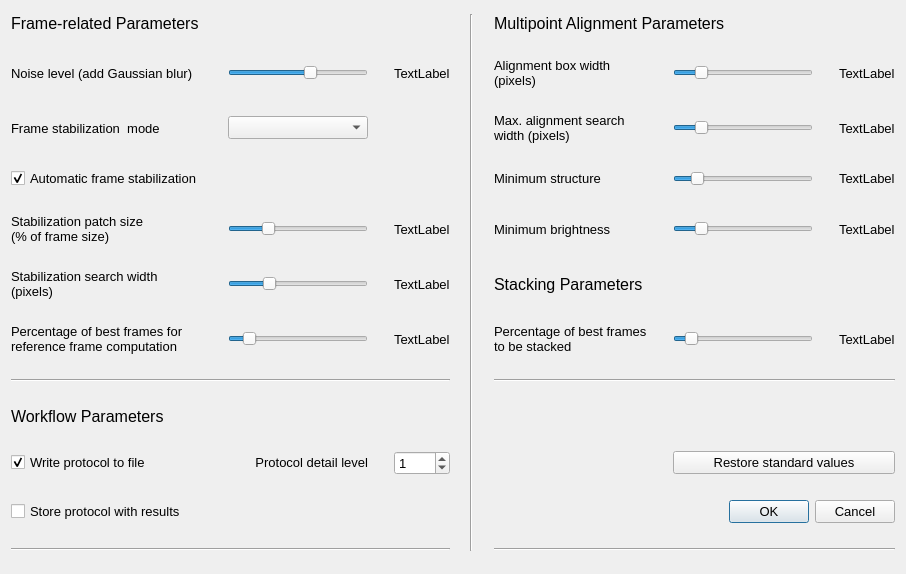
Rolf-Hempel/PlanetarySystemStacker, file Source/parameter_configuration.ui: the form before one commit.
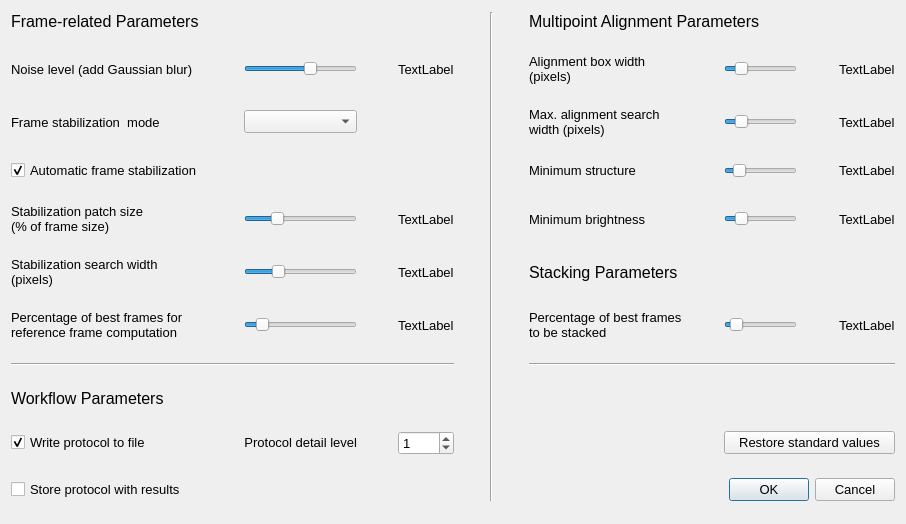
The form after the commit.

Commit message: Last night's changes (configuration management finished)

Patch:
```diff
--- a/Source/parameter_configuration.ui
+++ b/Source/parameter_configuration.ui
@@ -7,7 +7,7 @@
     <x>0</x>
     <y>0</y>
     <width>906</width>
-    <height>574</height>
+    <height>524</height>
    </rect>
   </property>
   <property name="font">
@@ -18,10 +18,226 @@
   <property name="windowTitle">
    <string>Parameter Configuration</string>
   </property>
-  <layout class="QGridLayout" name="GridLayout" columnstretch="5,1,10,1,3,1,1,1,5,1,10,1,3">
+  <layout class="QGridLayout" name="GridLayout" columnstretch="5,0,0,0,0,0,0,0,0,0,0,0,0">
    <property name="verticalSpacing">
     <number>22</number>
    </property>
+   <item row="4" column="4">
+    <widget class="QLabel" name="afrsf_label_display">
+     <property name="text">
+      <string>TextLabel</string>
+     </property>
+    </widget>
+   </item>
+   <item row="3" column="8">
+    <widget class="QLabel" name="apst_label_parameter">
+     <property name="toolTip">
+      <string>In the automatic construction of alignment point grids, points are discarded if there is too little local structure.
+Higher values result in more points to be discarded. If the value is too low, unreliable alignment points are included.</string>
+     </property>
+     <property name="text">
+      <string>Minimum structure</string>
+     </property>
+    </widget>
+   </item>
+   <item row="7" column="0" colspan="5">
+    <widget class="Line" name="line_2">
+     <property name="orientation">
+      <enum>Qt::Horizontal</enum>
+     </property>
+    </widget>
+   </item>
+   <item row="6" column="0">
+    <widget class="QLabel" name="afafp_label_parameter">
+     <property name="toolTip">
+      <string>The reference frame for the multipoint alignment is computed as the average of the best frames. This value specifies the number of frames to be used.</string>
+     </property>
+     <property name="text">
+      <string>Percentage of best frames for
+reference frame computation</string>
+     </property>
+    </widget>
+   </item>
+   <item row="1" column="11">
+    <spacer name="horizontalSpacer_5">
+     <property name="orientation">
+      <enum>Qt::Horizontal</enum>
+     </property>
+     <property name="sizeHint" stdset="0">
+      <size>
+       <width>40</width>
+       <height>20</height>
+      </size>
+     </property>
+    </spacer>
+   </item>
+   <item row="4" column="10">
+    <widget class="QSlider" name="apbt_slider_value">
+     <property name="minimum">
+      <number>2</number>
+     </property>
+     <property name="maximum">
+      <number>50</number>
+     </property>
+     <property name="singleStep">
+      <number>2</number>
+     </property>
+     <property name="pageStep">
+      <number>2</number>
+     </property>
+     <property name="value">
+      <number>10</number>
+     </property>
+     <property name="orientation">
+      <enum>Qt::Horizontal</enum>
+     </property>
+    </widget>
+   </item>
+   <item row="1" column="2">
+    <widget class="QSlider" name="fgw_slider_value">
+     <property name="minimum">
+      <number>1</number>
+     </property>
+     <property name="maximum">
+      <number>6</number>
+     </property>
+     <property name="singleStep">
+      <number>1</number>
+     </property>
+     <property name="pageStep">
+      <number>1</number>
+     </property>
+     <property name="value">
+      <number>4</number>
+     </property>
+     <property name="sliderPosition">
+      <number>4</number>
+     </property>
+     <property name="orientation">
+      <enum>Qt::Horizontal</enum>
+     </property>
+    </widget>
+   </item>
+   <item row="1" column="1">
+    <spacer name="horizontalSpacer">
+     <property name="orientation">
+      <enum>Qt::Horizontal</enum>
+     </property>
+     <property name="sizeHint" stdset="0">
+      <size>
+       <width>40</width>
+       <height>20</height>
+      </size>
+     </property>
+    </spacer>
+   </item>
+   <item row="1" column="9">
+    <spacer name="horizontalSpacer_6">
+     <property name="orientation">
+      <enum>Qt::Horizontal</enum>
+     </property>
+     <property name="sizeHint" stdset="0">
+      <size>
+       <width>40</width>
+       <height>20</height>
+      </size>
+     </property>
+    </spacer>
+   </item>
+   <item row="9" column="4">
+    <widget class="QSpinBox" name="gppl_spinBox">
+     <property name="maximum">
+      <number>2</number>
+     </property>
+     <property name="value">
+      <number>1</number>
+     </property>
+    </widget>
+   </item>
+   <item row="10" column="0">
+    <widget class="QCheckBox" name="gpspwr_checkBox">
+     <property name="toolTip">
+      <string>Check this option if only rigid transformation should be applied to the color image.
+Usually this leads to a less accurate match.</string>
+     </property>
+     <property name="text">
+      <string>Store protocol with results</string>
+     </property>
+    </widget>
+   </item>
+   <item row="4" column="8">
+    <widget class="QLabel" name="apbt_label_parameter">
+     <property name="toolTip">
+      <string>In the automatic construction of alignment point grids, points are discarded if no pixels in the surrounding box are bright enough.
+Higher values result in more points to be discarded. If the value is too low, unreliable alignment points are included.</string>
+     </property>
+     <property name="text">
+      <string>Minimum brightness</string>
+     </property>
+    </widget>
+   </item>
+   <item row="8" column="0">
+    <widget class="QLabel" name="label_4">
+     <property name="sizePolicy">
+      <sizepolicy hsizetype="Preferred" vsizetype="Fixed">
+       <horstretch>0</horstretch>
+       <verstretch>0</verstretch>
+      </sizepolicy>
+     </property>
+     <property name="font">
+      <font>
+       <pointsize>12</pointsize>
+      </font>
+     </property>
+     <property name="toolTip">
+      <string>With these parameters parts of the computing workflow can be skipped.</string>
+     </property>
+     <property name="text">
+      <string>Workflow Parameters</string>
+     </property>
+    </widget>
+   </item>
+   <item row="4" column="12">
+    <widget class="QLabel" name="apbt_label_display">
+     <property name="text">
+      <string>TextLabel</string>
+     </property>
+    </widget>
+   </item>
+   <item row="4" column="0">
+    <widget class="QLabel" name="afrsf_label_parameter">
+     <property name="toolTip">
+      <string>Only for &quot;Surface&quot; mode: Size of the stabilization patch relative to the frame size.</string>
+     </property>
+     <property name="text">
+      <string>Stabilization patch size
+(% of frame size)</string>
+     </property>
+    </widget>
+   </item>
+   <item row="6" column="12">
+    <widget class="QLabel" name="apfp_label_display">
+     <property name="text">
+      <string>TextLabel</string>
+     </property>
+    </widget>
+   </item>
+   <item row="9" column="2">
+    <widget class="QLabel" name="gppl_label_parameter">
+     <property name="sizePolicy">
+      <sizepolicy hsizetype="Preferred" vsizetype="Fixed">
+       <horstretch>0</horstretch>
+       <verstretch>0</verstretch>
+      </sizepolicy>
+     </property>
+     <property name="text">
+      <string>Protocol detail level</string>
+     </property>
+     <property name="alignment">
+      <set>Qt::AlignRight|Qt::AlignTrailing|Qt::AlignVCenter</set>
+     </property>
+    </widget>
+   </item>
    <item row="6" column="10">
     <widget class="QSlider" name="apfp_slider_value">
      <property name="minimum">
@@ -63,37 +279,6 @@
      </property>
     </widget>
    </item>
-   <item row="6" column="8">
-    <widget class="QLabel" name="apfp_label_parameter">
-     <property name="toolTip">
-      <string>At each alignment point the same number of frames are stacked.
-This value specifies this number relative to the total number of frames.</string>
-     </property>
-     <property name="text">
-      <string>Percentage of best frames
-to be stacked</string>
-     </property>
-    </widget>
-   </item>
-   <item row="3" column="10">
-    <widget class="QSlider" name="apst_slider_value">
-     <property name="minimum">
-      <number>1</number>
-     </property>
-     <property name="maximum">
-      <number>30</number>
-     </property>
-     <property name="pageStep">
-      <number>5</number>
-     </property>
-     <property name="value">
-      <number>5</number>
-     </property>
-     <property name="orientation">
-      <enum>Qt::Horizontal</enum>
-     </property>
-    </widget>
-   </item>
    <item row="1" column="3">
     <spacer name="horizontalSpacer_2">
      <property name="orientation">
@@ -107,6 +292,13 @@
      </property>
     </spacer>
    </item>
+   <item row="3" column="12">
+    <widget class="QLabel" name="apst_label_display">
+     <property name="text">
+      <string>TextLabel</string>
+     </property>
+    </widget>
+   </item>
    <item row="0" column="0" colspan="5">
     <widget class="QLabel" name="label">
      <property name="sizePolicy">
@@ -131,13 +323,6 @@
      </property>
     </widget>
    </item>
-   <item row="3" column="12">
-    <widget class="QLabel" name="apst_label_display">
-     <property name="text">
-      <string>TextLabel</string>
-     </property>
-    </widget>
-   </item>
    <item row="9" column="0">
     <widget class="QCheckBox" name="gpwptf_checkBox">
      <property name="toolTip">
@@ -152,179 +337,30 @@
      </property>
     </widget>
    </item>
-   <item row="1" column="9">
-    <spacer name="horizontalSpacer_6">
-     <property name="orientation">
-      <enum>Qt::Horizontal</enum>
-     </property>
-     <property name="sizeHint" stdset="0">
-      <size>
-       <width>40</width>
-       <height>20</height>
-      </size>
-     </property>
-    </spacer>
-   </item>
-   <item row="1" column="11">
-    <spacer name="horizontalSpacer_5">
-     <property name="orientation">
-      <enum>Qt::Horizontal</enum>
-     </property>
-     <property name="sizeHint" stdset="0">
-      <size>
-       <width>40</width>
-       <height>20</height>
-      </size>
-     </property>
-    </spacer>
-   </item>
-   <item row="10" column="0">
-    <widget class="QCheckBox" name="gpspwr_checkBox">
-     <property name="toolTip">
-      <string>Check this option if only rigid transformation should be applied to the color image.
-Usually this leads to a less accurate match.</string>
-     </property>
-     <property name="text">
-      <string>Store protocol with results</string>
-     </property>
-    </widget>
-   </item>
-   <item row="4" column="10">
-    <widget class="QSlider" name="apbt_slider_value">
+   <item row="3" column="10">
+    <widget class="QSlider" name="apst_slider_value">
      <property name="minimum">
-      <number>2</number>
-     </property>
-     <property name="maximum">
-      <number>50</number>
-     </property>
-     <property name="singleStep">
-      <number>2</number>
-     </property>
-     <property name="pageStep">
-      <number>2</number>
-     </property>
-     <property name="value">
-      <number>10</number>
-     </property>
-     <property name="orientation">
-      <enum>Qt::Horizontal</enum>
-     </property>
-    </widget>
-   </item>
-   <item row="7" column="0" colspan="5">
-    <widget class="Line" name="line_2">
-     <property name="orientation">
-      <enum>Qt::Horizontal</enum>
-     </property>
-    </widget>
-   </item>
-   <item row="6" column="0">
-    <widget class="QLabel" name="afafp_label_parameter">
-     <property name="toolTip">
-      <string>The reference frame for the multipoint alignment is computed as the average of the best frames. This value specifies the number of frames to be used.</string>
-     </property>
-     <property name="text">
-      <string>Percentage of best frames for
-reference frame computation</string>
-     </property>
-    </widget>
-   </item>
-   <item row="9" column="4">
-    <widget class="QSpinBox" name="gppl_spinBox">
-     <property name="maximum">
-      <number>2</number>
-     </property>
-     <property name="value">
       <number>1</number>
      </property>
-    </widget>
-   </item>
-   <item row="6" column="12">
-    <widget class="QLabel" name="apfp_label_display">
-     <property name="text">
-      <string>TextLabel</string>
-     </property>
-    </widget>
-   </item>
-   <item row="4" column="12">
-    <widget class="QLabel" name="apbt_label_display">
-     <property name="text">
-      <string>TextLabel</string>
-     </property>
-    </widget>
-   </item>
-   <item row="1" column="2">
-    <widget class="QSlider" name="fgw_slider_value">
-     <property name="minimum">
-      <number>1</number>
-     </property>
      <property name="maximum">
-      <number>6</number>
+      <number>30</number>
      </property>
      <property name="singleStep">
       <number>1</number>
      </property>
      <property name="pageStep">
-      <number>1</number>
+      <number>5</number>
      </property>
      <property name="value">
-      <number>4</number>
+      <number>5</number>
      </property>
-     <property name="sliderPosition">
-      <number>4</number>
-     </property>
      <property name="orientation">
       <enum>Qt::Horizontal</enum>
      </property>
     </widget>
    </item>
-   <item row="9" column="2">
-    <widget class="QLabel" name="gppl_label_parameter">
-     <property name="sizePolicy">
-      <sizepolicy hsizetype="Preferred" vsizetype="Fixed">
-       <horstretch>0</horstretch>
-       <verstretch>0</verstretch>
-      </sizepolicy>
-     </property>
-     <property name="text">
-      <string>Protocol detail level</string>
-     </property>
-     <property name="alignment">
-      <set>Qt::AlignRight|Qt::AlignTrailing|Qt::AlignVCenter</set>
-     </property>
-    </widget>
-   </item>
-   <item row="4" column="8">
-    <widget class="QLabel" name="apbt_label_parameter">
-     <property name="toolTip">
-      <string>In the automatic construction of alignment point grids, points are discarded if no pixels in the surrounding box are bright enough.
-Higher values result in more points to be discarded. If the value is too low, unreliable alignment points are included.</string>
-     </property>
-     <property name="text">
-      <string>Minimum brightness</string>
-     </property>
-    </widget>
-   </item>
-   <item row="3" column="8">
-    <widget class="QLabel" name="apst_label_parameter">
-     <property name="toolTip">
-      <string>In the automatic construction of alignment point grids, points are discarded if there is too little local structure.
-Higher values result in more points to be discarded. If the value is too low, unreliable alignment points are included.</string>
-     </property>
-     <property name="text">
-      <string>Minimum structure</string>
-     </property>
-    </widget>
-   </item>
-   <item row="4" column="4">
-    <widget class="QLabel" name="afrsf_label_display">
-     <property name="text">
-      <string>TextLabel</string>
-     </property>
-    </widget>
-   </item>
-   <item row="1" column="1">
-    <spacer name="horizontalSpacer">
+   <item row="1" column="7">
+    <spacer name="horizontalSpacer_4">
      <property name="orientation">
       <enum>Qt::Horizontal</enum>
      </property>
@@ -336,50 +372,6 @@
      </property>
     </spacer>
    </item>
-   <item row="4" column="0">
-    <widget class="QLabel" name="afrsf_label_parameter">
-     <property name="toolTip">
-      <string>Only for &quot;Surface&quot; mode: Size of the stabilization patch relative to the frame size.</string>
-     </property>
-     <property name="text">
-      <string>Stabilization patch size
-(% of frame size)</string>
-     </property>
-    </widget>
-   </item>
-   <item row="8" column="0">
-    <widget class="QLabel" name="label_4">
-     <property name="sizePolicy">
-      <sizepolicy hsizetype="Preferred" vsizetype="Fixed">
-       <horstretch>0</horstretch>
-       <verstretch>0</verstretch>
-      </sizepolicy>
-     </property>
-     <property name="font">
-      <font>
-       <pointsize>12</pointsize>
-      </font>
-     </property>
-     <property name="toolTip">
-      <string>With these parameters parts of the computing workflow can be skipped.</string>
-     </property>
-     <property name="text">
-      <string>Workflow Parameters</string>
-     </property>
-    </widget>
-   </item>
-   <item row="2" column="0">
-    <widget class="QLabel" name="afm_label_parameter">
-     <property name="toolTip">
-      <string>All frames have to be globally aligned with each other before stacking. Two modes are supported: &quot;Surface&quot; and &quot;Planetary&quot;.
-In &quot;Surface&quot; mode (moon, sun) a patch with sufficient local contrast is used for image registration.
-In &quot;Planetary&quot; mode, the &quot;centers of gravity&quot; of all frames are registered with each other.</string>
-     </property>
-     <property name="text">
-      <string>Frame stabilization  mode</string>
-     </property>
-    </widget>
-   </item>
    <item row="0" column="8" colspan="5">
     <widget class="QLabel" name="label_2">
      <property name="sizePolicy">
@@ -413,18 +405,17 @@
      </property>
     </widget>
    </item>
-   <item row="1" column="7">
-    <spacer name="horizontalSpacer_4">
-     <property name="orientation">
-      <enum>Qt::Horizontal</enum>
+   <item row="2" column="0">
+    <widget class="QLabel" name="afm_label_parameter">
+     <property name="toolTip">
+      <string>All frames have to be globally aligned with each other before stacking. Two modes are supported: &quot;Surface&quot; and &quot;Planetary&quot;.
+In &quot;Surface&quot; mode (moon, sun) a patch with sufficient local contrast is used for image registration.
+In &quot;Planetary&quot; mode, the &quot;centers of gravity&quot; of all frames are registered with each other.</string>
      </property>
-     <property name="sizeHint" stdset="0">
-      <size>
-       <width>40</width>
-       <height>20</height>
-      </size>
+     <property name="text">
+      <string>Frame stabilization  mode</string>
      </property>
-    </spacer>
+    </widget>
    </item>
    <item row="1" column="8">
     <widget class="QLabel" name="aphbw_label_parameter">
@@ -438,24 +429,10 @@
      </property>
     </widget>
    </item>
-   <item row="2" column="12">
-    <widget class="QLabel" name="apsw_label_display">
-     <property name="text">
-      <string>TextLabel</string>
-     </property>
-    </widget>
-   </item>
-   <item row="1" column="4">
-    <widget class="QLabel" name="fgw_label_display">
-     <property name="text">
-      <string>TextLabel</string>
-     </property>
-    </widget>
-   </item>
-   <item row="2" column="10">
-    <widget class="QSlider" name="apsw_slider_value">
+   <item row="6" column="2">
+    <widget class="QSlider" name="afafp_slider_value">
      <property name="minimum">
-      <number>6</number>
+      <number>3</number>
      </property>
      <property name="maximum">
       <number>30</number>
@@ -464,162 +441,23 @@
       <number>2</number>
      </property>
      <property name="pageStep">
-      <number>2</number>
+      <number>3</number>
      </property>
      <property name="value">
-      <number>10</number>
+      <number>6</number>
      </property>
      <property name="orientation">
       <enum>Qt::Horizontal</enum>
      </property>
     </widget>
    </item>
-   <item row="1" column="12">
-    <widget class="QLabel" name="aphbw_label_display">
-     <property name="text">
-      <string>TextLabel</string>
-     </property>
-    </widget>
-   </item>
-   <item row="2" column="8">
-    <widget class="QLabel" name="apsw_label_parameter">
+   <item row="9" column="10" colspan="3">
+    <widget class="QPushButton" name="restore_standard_values">
      <property name="toolTip">
       <string>Maximum allowed local warp per coordinate direction.</string>
      </property>
      <property name="text">
-      <string>Max. alignment search
-width (pixels)</string>
-     </property>
-    </widget>
-   </item>
-   <item row="0" column="6" rowspan="12">
-    <widget class="Line" name="line">
-     <property name="orientation">
-      <enum>Qt::Vertical</enum>
-     </property>
-    </widget>
-   </item>
-   <item row="6" column="4">
-    <widget class="QLabel" name="afafp_label_display">
-     <property name="text">
-      <string>TextLabel</string>
-     </property>
-    </widget>
-   </item>
-   <item row="11" column="8" colspan="5">
-    <widget class="Line" name="line_5">
-     <property name="orientation">
-      <enum>Qt::Horizontal</enum>
-     </property>
-    </widget>
-   </item>
-   <item row="3" column="0">
-    <widget class="QCheckBox" name="afa_checkBox">
-     <property name="toolTip">
-      <string>Only for &quot;Surface&quot; mode: Identify frame stabilization patch automatically.</string>
-     </property>
-     <property name="text">
-      <string>Automatic frame stabilization</string>
-     </property>
-     <property name="checked">
-      <bool>true</bool>
-     </property>
-    </widget>
-   </item>
-   <item row="5" column="8" colspan="2">
-    <widget class="QLabel" name="label_8">
-     <property name="font">
-      <font>
-       <pointsize>12</pointsize>
-      </font>
-     </property>
-     <property name="text">
-      <string>Stacking Parameters</string>
-     </property>
-    </widget>
-   </item>
-   <item row="1" column="5">
-    <spacer name="horizontalSpacer_3">
-     <property name="orientation">
-      <enum>Qt::Horizontal</enum>
-     </property>
-     <property name="sizeHint" stdset="0">
-      <size>
-       <width>40</width>
-       <height>20</height>
-      </size>
-     </property>
-    </spacer>
-   </item>
-   <item row="7" column="8" colspan="5">
-    <widget class="Line" name="line_3">
-     <property name="orientation">
-      <enum>Qt::Horizontal</enum>
-     </property>
-    </widget>
-   </item>
-   <item row="5" column="0">
-    <widget class="QLabel" name="afsw_label_parameter">
-     <property name="toolTip">
-      <string>Only for &quot;Surface&quot; mode: Maximum allowed shift of consecutive frames per coordinate direction in pixels.</string>
-     </property>
-     <property name="text">
-      <string>Stabilization search width
-(pixels)</string>
-     </property>
-    </widget>
-   </item>
-   <item row="4" column="2">
-    <widget class="QSlider" name="afrsf_slider_value">
-     <property name="minimum">
-      <number>5</number>
-     </property>
-     <property name="maximum">
-      <number>80</number>
-     </property>
-     <property name="singleStep">
-      <number>5</number>
-     </property>
-     <property name="pageStep">
-      <number>5</number>
-     </property>
-     <property name="value">
-      <number>25</number>
-     </property>
-     <property name="sliderPosition">
-      <number>25</number>
-     </property>
-     <property name="orientation">
-      <enum>Qt::Horizontal</enum>
-     </property>
-    </widget>
-   </item>
-   <item row="5" column="4">
-    <widget class="QLabel" name="afsw_label_display">
-     <property name="text">
-      <string>TextLabel</string>
-     </property>
-    </widget>
-   </item>
-   <item row="5" column="2">
-    <widget class="QSlider" name="afsw_slider_value">
-     <property name="minimum">
-      <number>5</number>
-     </property>
-     <property name="maximum">
-      <number>60</number>
-     </property>
-     <property name="singleStep">
-      <number>5</number>
-     </property>
-     <property name="pageStep">
-      <number>5</number>
-     </property>
-     <property name="value">
-      <number>20</number>
-     </property>
-     <property name="orientation">
-      <enum>Qt::Horizontal</enum>
+      <string>Restore standard values</string>
      </property>
     </widget>
    </item>
@@ -636,20 +474,174 @@
      </property>
     </widget>
    </item>
-   <item row="11" column="0" colspan="5">
-    <widget class="Line" name="line_4">
+   <item row="5" column="2">
+    <widget class="QSlider" name="afsw_slider_value">
+     <property name="minimum">
+      <number>5</number>
+     </property>
+     <property name="maximum">
+      <number>60</number>
+     </property>
+     <property name="singleStep">
+      <number>5</number>
+     </property>
+     <property name="pageStep">
+      <number>5</number>
+     </property>
+     <property name="value">
+      <number>20</number>
+     </property>
      <property name="orientation">
       <enum>Qt::Horizontal</enum>
      </property>
     </widget>
    </item>
-   <item row="9" column="10" colspan="3">
-    <widget class="QPushButton" name="restore_standard_values">
+   <item row="5" column="4">
+    <widget class="QLabel" name="afsw_label_display">
+     <property name="text">
+      <string>TextLabel</string>
+     </property>
+    </widget>
+   </item>
+   <item row="4" column="2">
+    <widget class="QSlider" name="afrsf_slider_value">
+     <property name="minimum">
+      <number>5</number>
+     </property>
+     <property name="maximum">
+      <number>80</number>
+     </property>
+     <property name="singleStep">
+      <number>5</number>
+     </property>
+     <property name="pageStep">
+      <number>5</number>
+     </property>
+     <property name="value">
+      <number>25</number>
+     </property>
+     <property name="sliderPosition">
+      <number>25</number>
+     </property>
+     <property name="orientation">
+      <enum>Qt::Horizontal</enum>
+     </property>
+    </widget>
+   </item>
+   <item row="5" column="0">
+    <widget class="QLabel" name="afsw_label_parameter">
      <property name="toolTip">
       <string>Reset parameters to original values. In most cases they should give satisfactory results.</string>
      </property>
      <property name="text">
-      <string>Restore standard values</string>
+      <string>Stabilization search width
+(pixels)</string>
+     </property>
+    </widget>
+   </item>
+   <item row="7" column="8" colspan="5">
+    <widget class="Line" name="line_3">
+     <property name="orientation">
+      <enum>Qt::Horizontal</enum>
+     </property>
+    </widget>
+   </item>
+   <item row="1" column="5">
+    <spacer name="horizontalSpacer_3">
+     <property name="orientation">
+      <enum>Qt::Horizontal</enum>
+     </property>
+     <property name="sizeHint" stdset="0">
+      <size>
+       <width>40</width>
+       <height>20</height>
+      </size>
+     </property>
+    </spacer>
+   </item>
+   <item row="5" column="8" colspan="2">
+    <widget class="QLabel" name="label_8">
+     <property name="font">
+      <font>
+       <pointsize>12</pointsize>
+      </font>
+     </property>
+     <property name="text">
+      <string>Stacking Parameters</string>
+     </property>
+    </widget>
+   </item>
+   <item row="3" column="0">
+    <widget class="QCheckBox" name="afa_checkBox">
+     <property name="toolTip">
+      <string>Only for &quot;Surface&quot; mode: Identify frame stabilization patch automatically.</string>
+     </property>
+     <property name="text">
+      <string>Automatic frame stabilization</string>
+     </property>
+     <property name="checked">
+      <bool>true</bool>
+     </property>
+    </widget>
+   </item>
+   <item row="6" column="4">
+    <widget class="QLabel" name="afafp_label_display">
+     <property name="text">
+      <string>TextLabel</string>
+     </property>
+    </widget>
+   </item>
+   <item row="2" column="8">
+    <widget class="QLabel" name="apsw_label_parameter">
+     <property name="toolTip">
+      <string>Maximum allowed local warp per coordinate direction.</string>
+     </property>
+     <property name="text">
+      <string>Max. alignment search
+width (pixels)</string>
+     </property>
+    </widget>
+   </item>
+   <item row="1" column="12">
+    <widget class="QLabel" name="aphbw_label_display">
+     <property name="text">
+      <string>TextLabel</string>
+     </property>
+    </widget>
+   </item>
+   <item row="2" column="10">
+    <widget class="QSlider" name="apsw_slider_value">
+     <property name="minimum">
+      <number>6</number>
+     </property>
+     <property name="maximum">
+      <number>30</number>
+     </property>
+     <property name="singleStep">
+      <number>2</number>
+     </property>
+     <property name="pageStep">
+      <number>2</number>
+     </property>
+     <property name="value">
+      <number>10</number>
+     </property>
+     <property name="orientation">
+      <enum>Qt::Horizontal</enum>
+     </property>
+    </widget>
+   </item>
+   <item row="1" column="4">
+    <widget class="QLabel" name="fgw_label_display">
+     <property name="text">
+      <string>TextLabel</string>
+     </property>
+    </widget>
+   </item>
+   <item row="2" column="12">
+    <widget class="QLabel" name="apsw_label_display">
+     <property name="text">
+      <string>TextLabel</string>
      </property>
     </widget>
    </item>
@@ -660,25 +652,22 @@
      </property>
     </widget>
    </item>
-   <item row="6" column="2">
-    <widget class="QSlider" name="afafp_slider_value">
-     <property name="minimum">
-      <number>3</number>
+   <item row="6" column="8">
+    <widget class="QLabel" name="apfp_label_parameter">
+     <property name="toolTip">
+      <string>At each alignment point the same number of frames are stacked.
+This value specifies this number relative to the total number of frames.</string>
      </property>
-     <property name="maximum">
-      <number>30</number>
+     <property name="text">
+      <string>Percentage of best frames
+to be stacked</string>
      </property>
-     <property name="singleStep">
-      <number>3</number>
-     </property>
-     <property name="pageStep">
-      <number>3</number>
-     </property>
-     <property name="value">
-      <number>6</number>
-     </property>
+    </widget>
+   </item>
+   <item row="0" column="6" rowspan="11">
+    <widget class="Line" name="line">
      <property name="orientation">
-      <enum>Qt::Horizontal</enum>
+      <enum>Qt::Vertical</enum>
      </property>
     </widget>
    </item>
```
Left out of the diff: 9 changed lines with no effect on the pictures. The commit also changes 6 other files.
